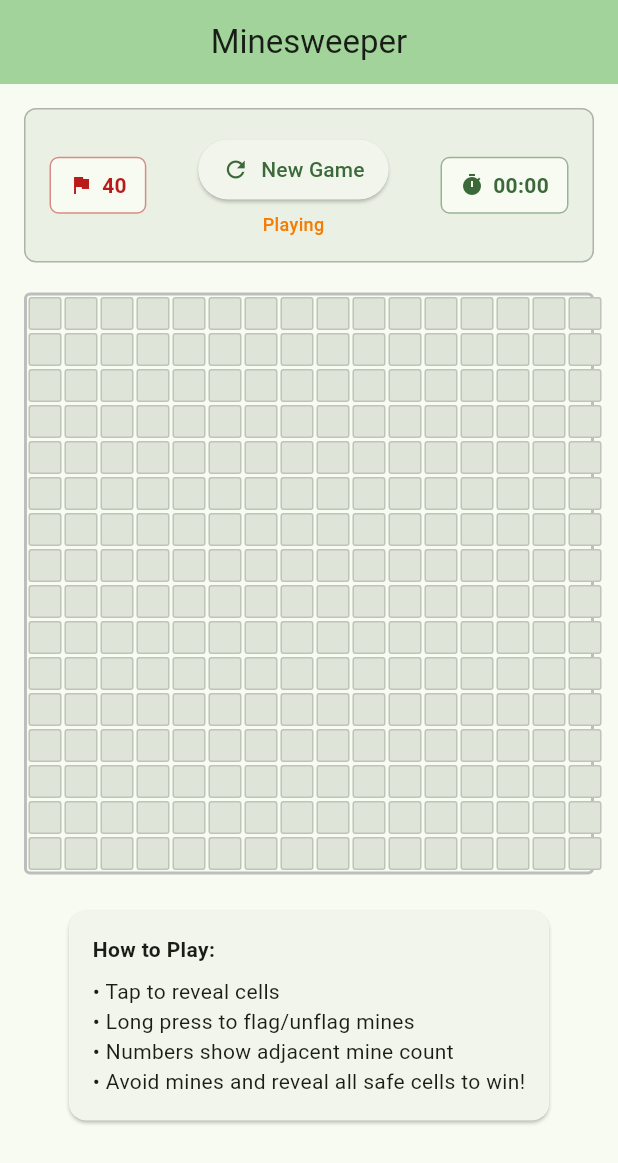
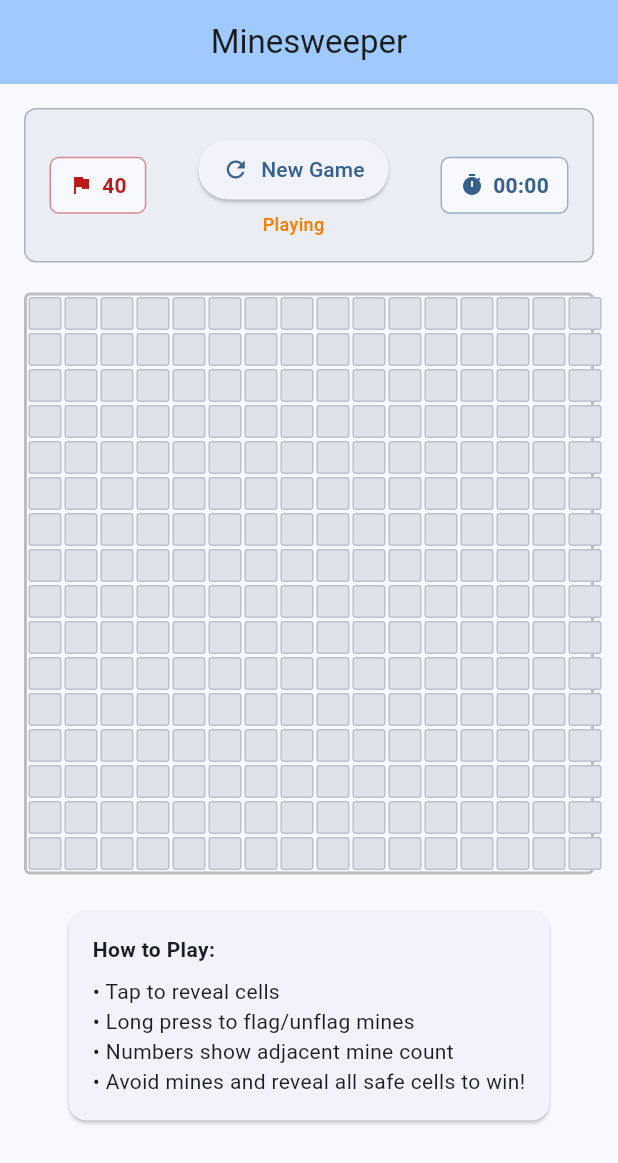
Before and after one commit to BirjuVachhani/mine_sweeper, a Flutter app: the screen it shows after launch, on a phone screen of 412 x 824 dp. Shown: the top 1163 px of the screen. Run offline on Flutter 3.47's test engine with Material 3 defaults, Android fonts, the phone set to English and light mode, and no system bars.

Commit message:
Change seed color to blue

```diff
--- a/lib/main.dart
+++ b/lib/main.dart
@@ -14,7 +14,7 @@ class MinesweeperApp extends StatelessWidget {
       title: 'Minesweeper',
       theme: ThemeData(
         colorScheme: ColorScheme.fromSeed(
-          seedColor: Colors.green,
+          seedColor: Colors.blue,
           brightness: Brightness.light,
         ),
         useMaterial3: true,
```
